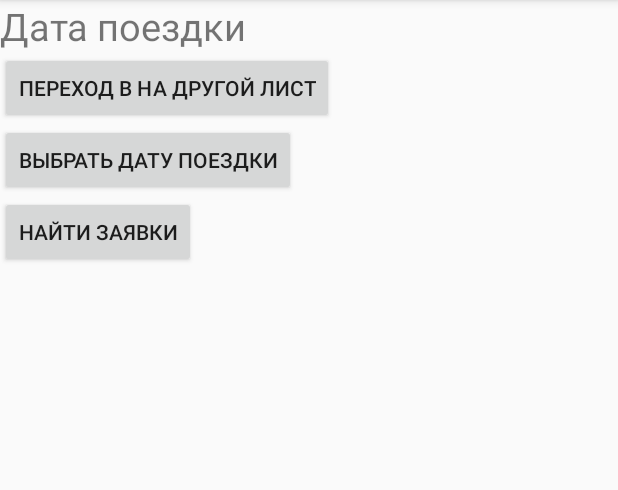
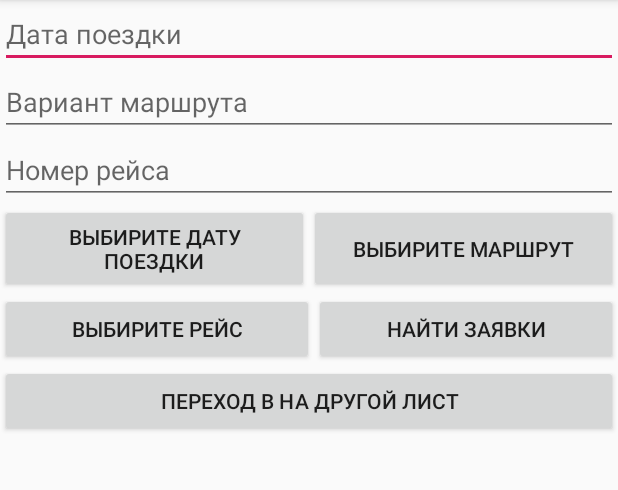
Before and after one commit to Alex22485/Server_one, an Android app: the Main2Activity screen opened directly, with no data from a screen before it, on a phone screen of 412 x 824 dp, the part 84-574 px from its top. Run offline under Robolectric (Android 15) with nearby library versions, the phone set to English and light mode, and no system bars; our stand-ins replace Firebase (no records; nobody signed in at launch, a user with empty details on screens opened directly).

Commit message:
Изменил вид работает все!!!!!

```diff
--- a/app/src/main/AndroidManifest.xml
+++ b/app/src/main/AndroidManifest.xml
@@ -9,7 +9,9 @@
         android:roundIcon="@mipmap/ic_launcher_round"
         android:supportsRtl="true"
         android:theme="@style/AppTheme">
-        <activity android:name=".Main3Activity"></activity>
+        <activity android:name=".Main6Activity"></activity>
+        <activity android:name=".Main5Activity" />
+        <activity android:name=".Main3Activity" />
         <activity android:name=".Main2Activity" />
         <activity android:name=".MainActivity">
             <intent-filter>
--- a/app/src/main/java/ru/startandroid/develop/server_one/Main2Activity.java
+++ b/app/src/main/java/ru/startandroid/develop/server_one/Main2Activity.java
@@ -1,9 +1,11 @@
 package ru.startandroid.develop.server_one;
 
 import androidx.annotation.NonNull;
+import androidx.appcompat.app.AlertDialog;
 import androidx.appcompat.app.AppCompatActivity;
 
 import android.app.DatePickerDialog;
+import android.content.DialogInterface;
 import android.content.Intent;
 import android.os.Bundle;
 import android.util.Log;
@@ -33,7 +35,7 @@ public class Main2Activity extends AppCompatActivity {
     ListView lv2;
     List<String> basa=new ArrayList<String>(  );
     ArrayAdapter ad;
-    TextView txt;
+    EditText Calend;
 
 
     // ADD Calendar
@@ -45,6 +47,11 @@ public class Main2Activity extends AppCompatActivity {
     DatePickerDialog datePickerDialog;
 
     String[] array={};
+
+    // Вставляем данные маршрута и номера рейса
+    EditText pushMap,pushflight;
+    String[] listItems1 = {"Маршрут 1","Маршрут 2","Маршрут 3","Маршрут 4"};
+    String[] listItems2 = {"Рейс номер 1","Рейс номер 2","Рейс номер 3","Рейс номер 4"};
 
 
 
@@ -58,15 +65,18 @@ public class Main2Activity extends AppCompatActivity {
         basa=new ArrayList<String>( Arrays.asList( array ) );
         ad= new ArrayAdapter<>( this,android.R.layout.simple_list_item_1,basa );
         lv2.setAdapter( ad );
-        txt=findViewById(R.id.txt);
+        Calend=findViewById(R.id.Calend);
 
 
         choisData=findViewById(R.id.choisData);
-        txt=findViewById(R.id.txt);
 
 
+// Вставляем данные маршрута и номера рейса
+        pushMap=findViewById( R.id.pushMap );
+        pushflight=findViewById( R.id.pushflight );
 
 
+// Календарь
         choisData.setOnClickListener(new View.OnClickListener() {
             @Override
             public void onClick(View view) {
@@ -78,7 +88,7 @@ public class Main2Activity extends AppCompatActivity {
                         new DatePickerDialog.OnDateSetListener() {
                             @Override
                             public void onDateSet(DatePicker datePicker, int year, int month, int day) {
-                                txt.setText(day + " " + (month + 1) + " " + year);
+                                Calend.setText(day + " " + (month + 1) + " " + year);
                             }
                         }, year,month,dayOfmonth);
                 datePickerDialog.show();
@@ -117,14 +127,57 @@ public class Main2Activity extends AppCompatActivity {
         //usersdRef.addListenerForSingleValueEvent(valueEventListener);
     }
 
+
+// переход на другой лист
     public void next_list2(View view){
         Intent n = new Intent(this,Main3Activity.class);
         startActivity(n);
     }
 
+
+    // Вставляем данные номера Маршрута и Номер рейса
+    public void showDialog_6 (View view){
+
+        AlertDialog.Builder builder=new AlertDialog.Builder( Main2Activity.this );
+        builder.setTitle( "Выбирите Маршрут");
+        builder.setCancelable( false );
+        builder.setItems( listItems1, new DialogInterface.OnClickListener() {
+            @Override
+            public void onClick(DialogInterface dialogInterface, int which) {
+
+                pushMap.setText(listItems1[which]);
+
+            }
+        } );
+        AlertDialog dialog = builder.create();
+        dialog.show();
+    }
+    public void showDialog_7 (View view){
+
+        AlertDialog.Builder builder=new AlertDialog.Builder( Main2Activity.this );
+        builder.setTitle( "Выбирите Номер рейса");
+        builder.setCancelable( false );
+        builder.setItems( listItems2, new DialogInterface.OnClickListener() {
+            @Override
+            public void onClick(DialogInterface dialogInterface, int which) {
+
+                pushflight.setText(listItems2[which]);
+
+            }
+        } );
+        AlertDialog dialog = builder.create();
+        dialog.show();
+    }
+
+
+
+// извлечение из базы данных
     public void btnInsert (View view){
-        DatabaseReference rootRef = FirebaseDatabase.getInstance().getReference("Заявки").child("Дата").child("В Красноярск");
-        DatabaseReference usersdRef = rootRef.child( txt.getText().toString() );
+        DatabaseReference rootRef = FirebaseDatabase.getInstance().getReference("Заявки")
+                .child("В Красноярск")
+                .child( Calend.getText().toString() )
+                .child( pushMap.getText().toString() );
+        DatabaseReference usersdRef = rootRef.child( pushflight.getText().toString() );
         ValueEventListener valueEventListener = new ValueEventListener() {
             @Override
             public void onDataChange(DataSnapshot dataSnapshot) {
--- a/app/src/main/res/layout/activity_main2.xml
+++ b/app/src/main/res/layout/activity_main2.xml
@@ -1,6 +1,5 @@
 <?xml version="1.0" encoding="utf-8"?>
 <RelativeLayout xmlns:android="http://schemas.android.com/apk/res/android"
-    xmlns:app="http://schemas.android.com/apk/res-auto"
     xmlns:tools="http://schemas.android.com/tools"
     android:layout_width="match_parent"
     android:layout_height="match_parent"
@@ -10,57 +9,77 @@
         android:layout_width="match_parent"
         android:layout_height="wrap_content"
         android:orientation="vertical">
-
+        <EditText
+            android:id="@+id/Calend"
+            android:layout_width="match_parent"
+            android:layout_height="wrap_content"
+            android:hint="Дата поездки" />
+        <EditText
+            android:id="@+id/pushMap"
+            android:layout_width="match_parent"
+            android:layout_height="wrap_content"
+            android:hint="Вариант маршрута"/>
+        <EditText
+            android:id="@+id/pushflight"
+            android:layout_width="match_parent"
+            android:layout_height="wrap_content"
+            android:hint="Номер рейса"/>
 
         <LinearLayout
             android:layout_width="match_parent"
-            android:layout_height="match_parent"
+            android:layout_height="wrap_content"
             android:orientation="horizontal">
 
-            <TextView
-                android:layout_width="wrap_content"
-                android:layout_height="wrap_content"
-                android:text="Дата поездки"
-                android:textSize="25dp" />
+            <Button
+                android:id="@+id/choisData"
+                android:layout_weight="1"
+                android:layout_width="0dp"
+                android:layout_height="match_parent"
+                android:text="Выбирите Дату поездки"/>
+            <Button
+                android:layout_weight="1"
+                android:layout_width="0dp"
+                android:layout_height="match_parent"
+                android:text="Выбирите Маршрут"
+                android:onClick="showDialog_6"/>
 
-            <TextView
+        </LinearLayout>
+
+        <LinearLayout
+            android:layout_width="match_parent"
+            android:layout_height="wrap_content"
+            android:orientation="horizontal">
+            <Button
+                android:layout_weight="1"
                 android:layout_width="wrap_content"
                 android:layout_height="match_parent"
-                android:text=" "
-                android:textSize="20dp" />
-            <TextView
-                android:id="@+id/txt"
-                android:layout_width="match_parent"
+                android:text="Выбирите Рейс"
+                android:onClick="showDialog_7"/>
+            <Button
+                android:layout_weight="1"
+                android:layout_width="wrap_content"
                 android:layout_height="match_parent"
-                android:textColor="@color/colorAccent"
-                android:textSize="20dp" />
+                android:text="Найти заявки"
+                android:onClick="btnInsert"
+                />
         </LinearLayout>
+
         <Button
             android:id="@+id/btn"
-            android:layout_width="wrap_content"
+            android:layout_width="match_parent"
             android:layout_height="wrap_content"
             android:text="Переход в на другой лист"
             android:onClick="next_list2"/>
-        <Button
-            android:id="@+id/choisData"
-            android:layout_width="wrap_content"
-            android:layout_height="wrap_content"
-            android:text="Выбрать Дату поездки" />
-        <Button
-            android:layout_width="wrap_content"
-            android:layout_height="wrap_content"
-            android:text="Найти заявки"
-            android:onClick="btnInsert"
-            />
+
+        <ListView
+            android:id="@+id/lv2"
+            android:layout_width="match_parent"
+            android:layout_height="match_parent"/>
 
     </LinearLayout>
 
-    <ListView
-        android:id="@+id/lv2"
-        android:layout_marginTop="200dp"
-        android:layout_width="match_parent"
-        android:layout_height="match_parent">
-    </ListView>
+
+
 
 
 </RelativeLayout>
--- a/app/src/main/res/layout/activity_main3.xml
+++ b/app/src/main/res/layout/activity_main3.xml
@@ -24,6 +24,12 @@
         android:layout_height="50dp"
         android:layout_weight="0.3"
         android:text="Button" />
+    <Button
+        android:layout_width="wrap_content"
+        android:layout_height="50dp"
+        android:layout_weight="0.3"
+        android:text="NextList"
+        android:onClick="NextList"/>
 
 
 </LinearLayout>
```
Also changed, not shown: app/src/main/java/ru/startandroid/develop/server_one/Main3Activity.java (+7 -0 lines).
